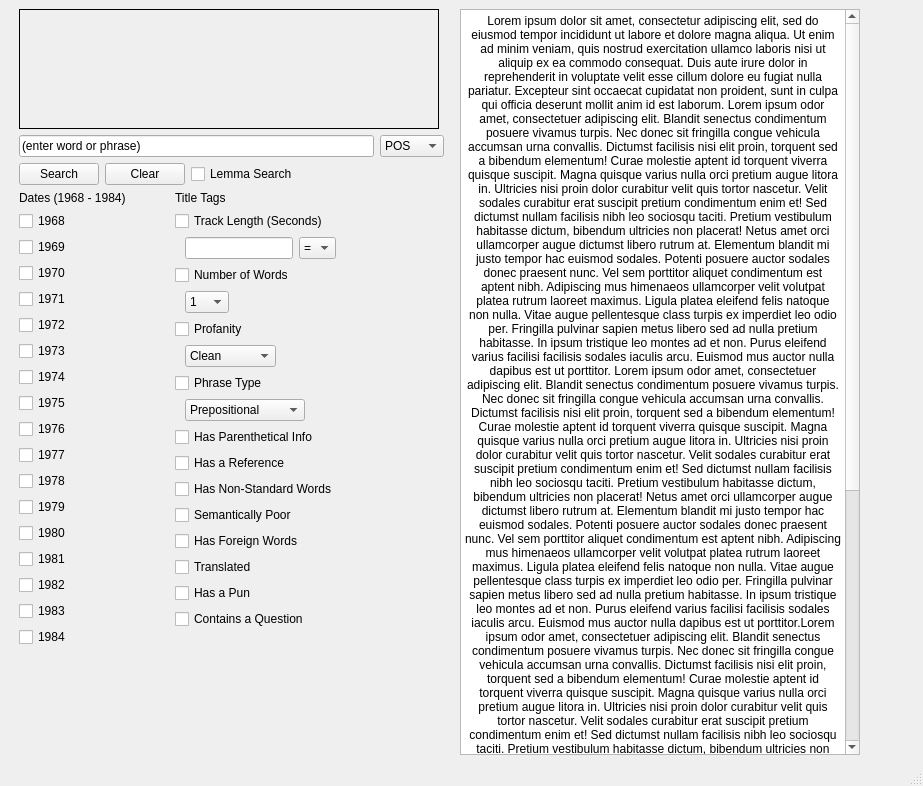
Old version of the form corpus_gui.ui in the repository TyGordon/Curated-Open-Repository-of-Progressive-Song-Entries.
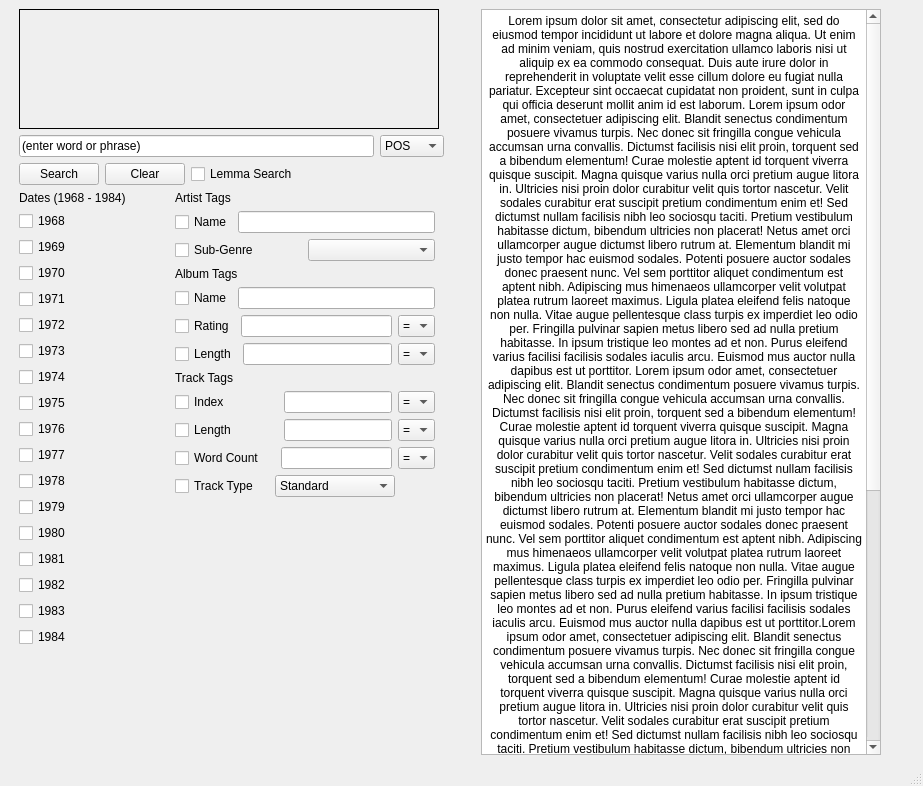
New version of the form. Icons and pictures are not drawn.

Commit message:
Compile the first corpus
- Finish the track listing scraper and debug it quite a bit
- Add xQuery practice file
- Update the README
    > Added limitations section
    > Fixed Alphataurus link
    > Added more artists to add
- Add a file to document errors
- Add xml data via scraper

What changed in the file:
```diff
--- a/corpus_gui.ui
+++ b/corpus_gui.ui
@@ -738,7 +738,7 @@
         <item>
          <layout class="QVBoxLayout" name="tagsLayout">
           <item>
-           <widget class="QLabel" name="tagesTitle">
+           <widget class="QLabel" name="tagsTitle1">
             <property name="minimumSize">
              <size>
               <width>150</width>
@@ -746,25 +746,247 @@
              </size>
             </property>
             <property name="text">
-             <string>Title Tags</string>
+             <string>Artist Tags</string>
             </property>
            </widget>
           </item>
           <item>
-           <widget class="QCheckBox" name="checkBox">
-            <property name="minimumSize">
-             <size>
-              <width>0</width>
-              <height>20</height>
-             </size>
+           <layout class="QHBoxLayout" name="horizontalLayout_7">
+            <item>
+             <widget class="QCheckBox" name="checkBox_4">
+              <property name="text">
+               <string>Name</string>
+              </property>
+             </widget>
+            </item>
+            <item>
+             <widget class="QLineEdit" name="lineEdit_5"/>
+            </item>
+           </layout>
+          </item>
+          <item>
+           <layout class="QHBoxLayout" name="horizontalLayout_8">
+            <item>
+             <widget class="QCheckBox" name="checkBox_7">
+              <property name="text">
+               <string>Sub-Genre</string>
+              </property>
+             </widget>
+            </item>
+            <item>
+             <widget class="QComboBox" name="comboBox"/>
+            </item>
+           </layout>
+          </item>
+          <item>
+           <widget class="QLabel" name="label">
+            <property name="text">
+             <string>Album Tags</string>
             </property>
+           </widget>
+          </item>
+          <item>
+           <layout class="QHBoxLayout" name="horizontalLayout_5">
+            <item>
+             <widget class="QCheckBox" name="checkBox_6">
+              <property name="text">
+               <string>Name</string>
+              </property>
+             </widget>
+            </item>
+            <item>
+             <widget class="QLineEdit" name="lineEdit_6"/>
+            </item>
+           </layout>
+          </item>
+          <item>
+           <layout class="QHBoxLayout" name="horizontalLayout_9">
+            <item>
+             <widget class="QCheckBox" name="checkBox_8">
+              <property name="text">
+               <string>Rating</string>
+              </property>
+             </widget>
+            </item>
+            <item>
+             <widget class="QLineEdit" name="lineEdit_7"/>
+            </item>
+            <item>
+             <widget class="QComboBox" name="orderBox_4">
+              <property name="sizePolicy">
+               <sizepolicy hsizetype="Fixed" vsizetype="Fixed">
+                <horstretch>0</horstretch>
+                <verstretch>0</verstretch>
+               </sizepolicy>
+              </property>
+              <property name="minimumSize">
+               <size>
+                <width>0</width>
+                <height>0</height>
+               </size>
+              </property>
+              <property name="baseSize">
+               <size>
+                <width>10</width>
+                <height>0</height>
+               </size>
+              </property>
+              <item>
+               <property name="text">
+                <string>=</string>
+               </property>
+              </item>
+              <item>
+               <property name="text">
+                <string>&gt;</string>
+               </property>
+              </item>
+              <item>
+               <property name="text">
+                <string>&lt;</string>
+               </property>
+              </item>
+             </widget>
+            </item>
+           </layout>
+          </item>
+          <item>
+           <layout class="QHBoxLayout" name="horizontalLayout_10">
+            <item>
+             <widget class="QCheckBox" name="checkBox_9">
+              <property name="text">
+               <string>Length</string>
+              </property>
+             </widget>
+            </item>
+            <item>
+             <widget class="QLineEdit" name="lineEdit_8"/>
+            </item>
+            <item>
+             <widget class="QComboBox" name="orderBox_5">
+              <property name="sizePolicy">
+               <sizepolicy hsizetype="Fixed" vsizetype="Fixed">
+                <horstretch>0</horstretch>
+                <verstretch>0</verstretch>
+               </sizepolicy>
+              </property>
+              <property name="minimumSize">
+               <size>
+                <width>0</width>
+                <height>0</height>
+               </size>
+              </property>
+              <property name="baseSize">
+               <size>
+                <width>10</width>
+                <height>0</height>
+               </size>
+              </property>
+              <item>
+               <property name="text">
+                <string>=</string>
+               </property>
+              </item>
+              <item>
+               <property name="text">
+                <string>&gt;</string>
+               </property>
+              </item>
+              <item>
+               <property name="text">
+                <string>&lt;</string>
+               </property>
+              </item>
+             </widget>
+            </item>
+           </layout>
+          </item>
+          <item>
+           <widget class="QLabel" name="label_2">
             <property name="text">
-             <string>Track Length (Seconds)</string>
+             <string>Track Tags</string>
             </property>
            </widget>
           </item>
+          <item>
+           <layout class="QHBoxLayout" name="horizontalLayout_4">
+            <item>
+             <widget class="QCheckBox" name="checkBox_3">
+              <property name="text">
+               <string>Index</string>
+              </property>
+             </widget>
+            </item>
+            <item>
+             <spacer name="horizontalSpacer_5">
+              <property name="orientation">
+               <enum>Qt::Horizontal</enum>
+              </property>
+              <property name="sizeHint" stdset="0">
+               <size>
+                <width>40</width>
+                <height>20</height>
+               </size>
+              </property>
+             </spacer>
+            </item>
+            <item>
+             <widget class="QLineEdit" name="lineEdit_4"/>
+            </item>
+            <item>
+             <widget class="QComboBox" name="orderBox_2">
+              <property name="sizePolicy">
+               <sizepolicy hsizetype="Fixed" vsizetype="Fixed">
+                <horstretch>0</horstretch>
+                <verstretch>0</verstretch>
+               </sizepolicy>
+              </property>
+              <property name="minimumSize">
+               <size>
+                <width>0</width>
+                <height>0</height>
+               </size>
+              </property>
+              <property name="baseSize">
+               <size>
+                <width>10</width>
+                <height>0</height>
+               </size>
+              </property>
+              <item>
+               <property name="text">
+                <string>=</string>
+               </property>
+              </item>
+              <item>
+               <property name="text">
+                <string>&gt;</string>
+               </property>
+              </item>
+              <item>
+               <property name="text">
+                <string>&lt;</string>
+               </property>
+              </item>
+             </widget>
+            </item>
+           </layout>
+          </item>
           <item>
            <layout class="QHBoxLayout" name="horizontalLayout">
+            <item>
+             <widget class="QCheckBox" name="checkBox">
+              <property name="minimumSize">
+               <size>
+                <width>0</width>
+                <height>20</height>
+               </size>
+              </property>
+              <property name="text">
+               <string>Length</string>
+              </property>
+             </widget>
+            </item>
             <item>
              <spacer name="horizontalSpacer_2">
               <property name="orientation">
@@ -798,7 +1020,7 @@
              </widget>
             </item>
             <item>
-             <widget class="QComboBox" name="comboBox">
+             <widget class="QComboBox" name="orderBox">
               <property name="sizePolicy">
                <sizepolicy hsizetype="Fixed" vsizetype="Fixed">
                 <horstretch>0</horstretch>
@@ -834,36 +1056,23 @@
               </item>
              </widget>
             </item>
-            <item>
-             <spacer name="horizontalSpacer_9">
-              <property name="orientation">
-               <enum>Qt::Horizontal</enum>
-              </property>
-              <property name="sizeHint" stdset="0">
-               <size>
-                <width>40</width>
-                <height>20</height>
-               </size>
-              </property>
-             </spacer>
-            </item>
            </layout>
           </item>
-          <item>
-           <widget class="QCheckBox" name="checkBox_2">
-            <property name="minimumSize">
-             <size>
-              <width>0</width>
-              <height>20</height>
-             </size>
-            </property>
-            <property name="text">
-             <string>Number of Words</string>
-            </property>
-           </widget>
-          </item>
           <item>
            <layout class="QHBoxLayout" name="horizontalLayout_3">
+            <item>
+             <widget class="QCheckBox" name="checkBox_2">
+              <property name="minimumSize">
+               <size>
+                <width>0</width>
+                <height>20</height>
+               </size>
+              </property>
+              <property name="text">
+               <string>Word Count</string>
+              </property>
+             </widget>
+            </item>
             <item>
              <spacer name="horizontalSpacer_3">
               <property name="orientation">
@@ -881,166 +1090,62 @@
              </spacer>
             </item>
             <item>
-             <widget class="QComboBox" name="comboBox_2">
+             <widget class="QLineEdit" name="lineEdit_3"/>
+            </item>
+            <item>
+             <widget class="QComboBox" name="orderBox_3">
               <property name="sizePolicy">
                <sizepolicy hsizetype="Fixed" vsizetype="Fixed">
-                <horstretch>1</horstretch>
+                <horstretch>0</horstretch>
                 <verstretch>0</verstretch>
                </sizepolicy>
               </property>
               <property name="minimumSize">
                <size>
-                <width>1</width>
+                <width>0</width>
                 <height>0</height>
                </size>
               </property>
-              <item>
-               <property name="text">
-                <string>1</string>
-               </property>
-              </item>
-              <item>
-               <property name="text">
-                <string>2</string>
-               </property>
-              </item>
-              <item>
-               <property name="text">
-                <string>3</string>
-               </property>
-              </item>
-              <item>
-               <property name="text">
-                <string>4</string>
-               </property>
-              </item>
-              <item>
-               <property name="text">
-                <string>5</string>
-               </property>
-              </item>
-              <item>
-               <property name="text">
-                <string>6</string>
-               </property>
-              </item>
-              <item>
-               <property name="text">
-                <string>7</string>
-               </property>
-              </item>
-              <item>
-               <property name="text">
-                <string>8</string>
-               </property>
-              </item>
-              <item>
-               <property name="text">
-                <string>9+</string>
-               </property>
-              </item>
-             </widget>
-            </item>
-            <item>
-             <spacer name="horizontalSpacer_4">
-              <property name="orientation">
-               <enum>Qt::Horizontal</enum>
-              </property>
-              <property name="sizeHint" stdset="0">
-               <size>
-                <width>40</width>
-                <height>20</height>
-               </size>
-              </property>
-             </spacer>
-            </item>
-           </layout>
-          </item>
-          <item>
-           <widget class="QCheckBox" name="checkBox_3">
-            <property name="minimumSize">
-             <size>
-              <width>0</width>
-              <height>20</height>
-             </size>
-            </property>
-            <property name="text">
-             <string>Profanity</string>
-            </property>
-           </widget>
-          </item>
-          <item>
-           <layout class="QHBoxLayout" name="horizontalLayout_4">
-            <item>
-             <spacer name="horizontalSpacer_6">
-              <property name="orientation">
-               <enum>Qt::Horizontal</enum>
-              </property>
-              <property name="sizeType">
-               <enum>QSizePolicy::Fixed</enum>
-              </property>
-              <property name="sizeHint" stdset="0">
+              <property name="baseSize">
                <size>
                 <width>10</width>
-                <height>10</height>
+                <height>0</height>
                </size>
               </property>
-             </spacer>
-            </item>
-            <item>
-             <widget class="QComboBox" name="comboBox_3">
               <item>
                <property name="text">
-                <string>Clean</string>
+                <string>=</string>
                </property>
               </item>
               <item>
                <property name="text">
-                <string>Suggestive</string>
+                <string>&gt;</string>
                </property>
               </item>
               <item>
                <property name="text">
-                <string>Crass</string>
-               </property>
-              </item>
-              <item>
-               <property name="text">
-                <string>Explicit</string>
+                <string>&lt;</string>
                </property>
               </item>
              </widget>
             </item>
-            <item>
-             <spacer name="horizontalSpacer_5">
-              <property name="orientation">
-               <enum>Qt::Horizontal</enum>
-              </property>
-              <property name="sizeHint" stdset="0">
-               <size>
-                <width>40</width>
-                <height>20</height>
-               </size>
-              </property>
-             </spacer>
-            </item>
            </layout>
           </item>
-          <item>
-           <widget class="QCheckBox" name="checkBox_5">
-            <property name="minimumSize">
-             <size>
-              <width>0</width>
-              <height>20</height>
-             </size>
-            </property>
-            <property name="text">
-             <string>Phrase Type</string>
-            </property>
-           </widget>
-          </item>
           <item>
            <layout class="QHBoxLayout" name="horizontalLayout_6">
+            <item>
+             <widget class="QCheckBox" name="checkBox_5">
+              <property name="minimumSize">
+               <size>
+                <width>0</width>
+                <height>20</height>
+               </size>
+              </property>
+              <property name="text">
+               <string>Track Type</string>
+              </property>
+             </widget>
+            </item>
             <item>
              <spacer name="horizontalSpacer_8">
               <property name="orientation">
@@ -1073,17 +1178,27 @@
               </property>
               <item>
                <property name="text">
-                <string>Prepositional</string>
+                <string>Standard</string>
                </property>
               </item>
               <item>
                <property name="text">
-                <string>Participle</string>
+                <string>Main</string>
                </property>
               </item>
               <item>
                <property name="text">
-                <string>Infinitive</string>
+                <string>Sub</string>
+               </property>
+              </item>
+              <item>
+               <property name="text">
+                <string>Part</string>
+               </property>
+              </item>
+              <item>
+               <property name="text">
+                <string>Compound</string>
                </property>
               </item>
              </widget>
@@ -1103,110 +1218,6 @@
             </item>
            </layout>
           </item>
-          <item>
-           <widget class="QCheckBox" name="checkBox_6">
-            <property name="minimumSize">
-             <size>
-              <width>0</width>
-              <height>20</height>
-             </size>
-            </property>
-            <property name="text">
-             <string>Has Parenthetical Info</string>
-            </property>
-           </widget>
-          </item>
-          <item>
-           <widget class="QCheckBox" name="checkBox_7">
-            <property name="minimumSize">
-             <size>
-              <width>0</width>
-              <height>20</height>
-             </size>
-            </property>
-            <property name="text">
-             <string>Has a Reference</string>
-            </property>
-           </widget>
-          </item>
-          <item>
-           <widget class="QCheckBox" name="checkBox_8">
-            <property name="minimumSize">
-             <size>
-              <width>0</width>
-              <height>20</height>
-             </size>
-            </property>
-            <property name="text">
-             <string>Has Non-Standard Words</string>
-            </property>
-           </widget>
-          </item>
-          <item>
-           <widget class="QCheckBox" name="checkBox_9">
-            <property name="minimumSize">
-             <size>
-              <width>0</width>
-              <height>20</height>
-             </size>
-            </property>
-            <property name="text">
-             <string>Semantically Poor</string>
-            </property>
-           </widget>
-          </item>
-          <item>
-           <widget class="QCheckBox" name="checkBox_10">
-            <property name="minimumSize">
-             <size>
-              <width>0</width>
-              <height>20</height>
-             </size>
-            </property>
-            <property name="text">
-             <string>Has Foreign Words</string>
-            </property>
-           </widget>
-          </item>
-          <item>
-           <widget class="QCheckBox" name="checkBox_11">
-            <property name="minimumSize">
-             <size>
-              <width>0</width>
-              <height>20</height>
-             </size>
-            </property>
-            <property name="text">
-             <string>Translated</string>
-            </property>
-           </widget>
-          </item>
-          <item>
-           <widget class="QCheckBox" name="checkBox_12">
-            <property name="minimumSize">
-             <size>
-              <width>0</width>
-              <height>20</height>
-             </size>
-            </property>
-            <property name="text">
-             <string>Has a Pun</string>
-            </property>
-           </widget>
-          </item>
-          <item>
-           <widget class="QCheckBox" name="checkBox_14">
-            <property name="minimumSize">
-             <size>
-              <width>0</width>
-              <height>20</height>
-             </size>
-            </property>
-            <property name="text">
-             <string>Contains a Question</string>
-            </property>
-           </widget>
-          </item>
           <item>
            <spacer name="verticalSpacer_3">
             <property name="orientation">
```
The commit also changes 89 other files.
